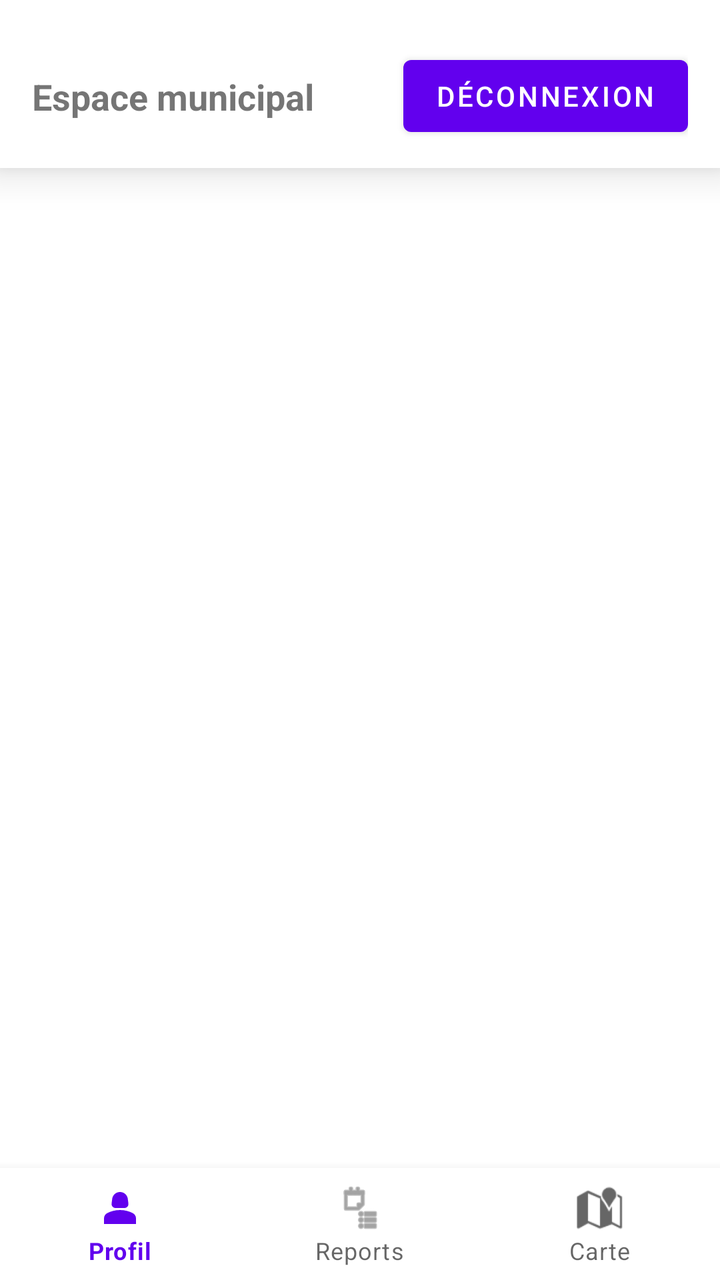
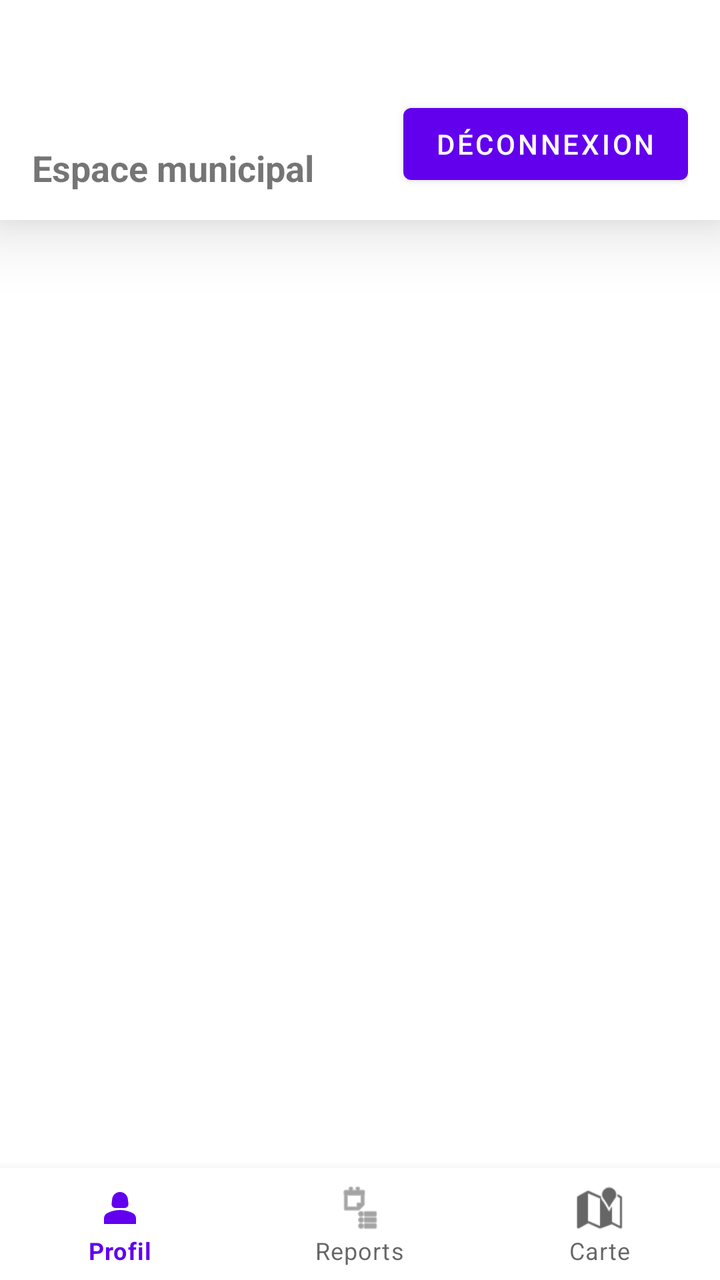

Compare the two renders of this Android layout. The source of the first and the diff that turns it into the second are given below.
<!-- AndroidManifest.xml: application theme Theme.CitoyenActif -->
<!-- res/layout/municipal_page_activity.xml -->
<?xml version="1.0" encoding="utf-8"?>
<layout xmlns:android="http://schemas.android.com/apk/res/android"
    xmlns:app="http://schemas.android.com/apk/res-auto">

    <data />

    <androidx.constraintlayout.widget.ConstraintLayout
        android:id="@+id/municipal_root"
        android:layout_width="match_parent"
        android:layout_height="match_parent">

        
        <androidx.constraintlayout.widget.ConstraintLayout
            android:id="@+id/header"
            android:layout_width="0dp"
            android:layout_height="wrap_content"
            android:paddingStart="16dp"
            android:paddingEnd="16dp"
            android:paddingTop="24dp"
            android:paddingBottom="12dp"
            android:background="@android:color/white"
            android:elevation="12dp"
            app:layout_constraintTop_toTopOf="parent"
            app:layout_constraintStart_toStartOf="parent"
            app:layout_constraintEnd_toEndOf="parent">

            <TextView
                android:id="@+id/tvMunicipalTitle"
                android:layout_width="0dp"
                android:layout_height="wrap_content"
                android:text="Espace municipal"
                android:textStyle="bold"
                android:textSize="18sp"
                app:layout_constraintStart_toStartOf="parent"
                app:layout_constraintEnd_toStartOf="@id/btnLogoutMunicipal"
                app:layout_constraintTop_toTopOf="parent"
                app:layout_constraintBottom_toBottomOf="parent" />

            <Button
                android:id="@+id/btnLogoutMunicipal"
                android:layout_width="wrap_content"
                android:layout_height="48dp"
                android:minHeight="48dp"
                android:minWidth="120dp"
                android:text="Déconnexion"
                app:layout_constraintEnd_toEndOf="parent"
                app:layout_constraintTop_toTopOf="parent"
                app:layout_constraintBottom_toBottomOf="parent" />
        </androidx.constraintlayout.widget.ConstraintLayout>

        
        <androidx.fragment.app.FragmentContainerView
            android:id="@+id/municipal_fragment_container"
            android:layout_width="0dp"
            android:layout_height="0dp"
            app:layout_constraintTop_toBottomOf="@id/header"
            app:layout_constraintBottom_toTopOf="@id/bottom_nav_municipal"
            app:layout_constraintStart_toStartOf="parent"
            app:layout_constraintEnd_toEndOf="parent" />

        
        <com.google.android.material.bottomnavigation.BottomNavigationView
            android:id="@+id/bottom_nav_municipal"
            android:layout_width="0dp"
            android:layout_height="wrap_content"
            app:menu="@menu/menu_municipal_bottom"
            app:layout_constraintBottom_toBottomOf="parent"
            app:layout_constraintStart_toStartOf="parent"
            app:layout_constraintEnd_toEndOf="parent" />

    </androidx.constraintlayout.widget.ConstraintLayout>
</layout>
<!-- resources referenced by this layout -->
<resources>
  <style name="Theme.CitoyenActif" parent="Theme.MaterialComponents.DayNight.DarkActionBar">
          
          <item name="colorPrimary">@color/purple_500</item>
          <item name="colorPrimaryVariant">@color/purple_700</item>
          <item name="colorOnPrimary">@color/white</item>
          
          <item name="colorSecondary">@color/teal_200</item>
          <item name="colorSecondaryVariant">@color/teal_700</item>
          <item name="colorOnSecondary">@color/black</item>
          
          <item name="android:statusBarColor">?attr/colorPrimaryVariant</item>
          
      </style>
  <color name="purple_500">#FF6200EE</color>
  <color name="purple_700">#FF3700B3</color>
  <color name="white">#FFFFFFFF</color>
  <color name="teal_200">#FF03DAC5</color>
  <color name="teal_700">#FF018786</color>
  <color name="black">#FF000000</color>
</resources>

<!-- the commit's change to res/layout/municipal_page_activity.xml (unified diff, before → after) -->
@@ -7,23 +7,24 @@
     <androidx.constraintlayout.widget.ConstraintLayout
         android:id="@+id/municipal_root"
         android:layout_width="match_parent"
-        android:layout_height="match_parent">
+        android:layout_height="match_parent"
+        android:background="@android:color/white">
 
         
         <androidx.constraintlayout.widget.ConstraintLayout
             android:id="@+id/header"
             android:layout_width="0dp"
-            android:layout_height="wrap_content"
+            android:layout_height="110dp"
+            android:background="@android:color/white"
+            android:elevation="20dp"
             android:paddingStart="16dp"
             android:paddingEnd="16dp"
-            android:paddingTop="24dp"
-            android:paddingBottom="12dp"
-            android:background="@android:color/white"
-            android:elevation="12dp"
+            android:paddingBottom="14dp"
             app:layout_constraintTop_toTopOf="parent"
             app:layout_constraintStart_toStartOf="parent"
             app:layout_constraintEnd_toEndOf="parent">
 
+            
             <TextView
                 android:id="@+id/tvMunicipalTitle"
                 android:layout_width="0dp"
@@ -33,9 +34,9 @@
                 android:textSize="18sp"
                 app:layout_constraintStart_toStartOf="parent"
                 app:layout_constraintEnd_toStartOf="@id/btnLogoutMunicipal"
-                app:layout_constraintTop_toTopOf="parent"
                 app:layout_constraintBottom_toBottomOf="parent" />
 
+            
             <Button
                 android:id="@+id/btnLogoutMunicipal"
                 android:layout_width="wrap_content"
@@ -44,7 +45,6 @@
                 android:minWidth="120dp"
                 android:text="Déconnexion"
                 app:layout_constraintEnd_toEndOf="parent"
-                app:layout_constraintTop_toTopOf="parent"
                 app:layout_constraintBottom_toBottomOf="parent" />
         </androidx.constraintlayout.widget.ConstraintLayout>
 
